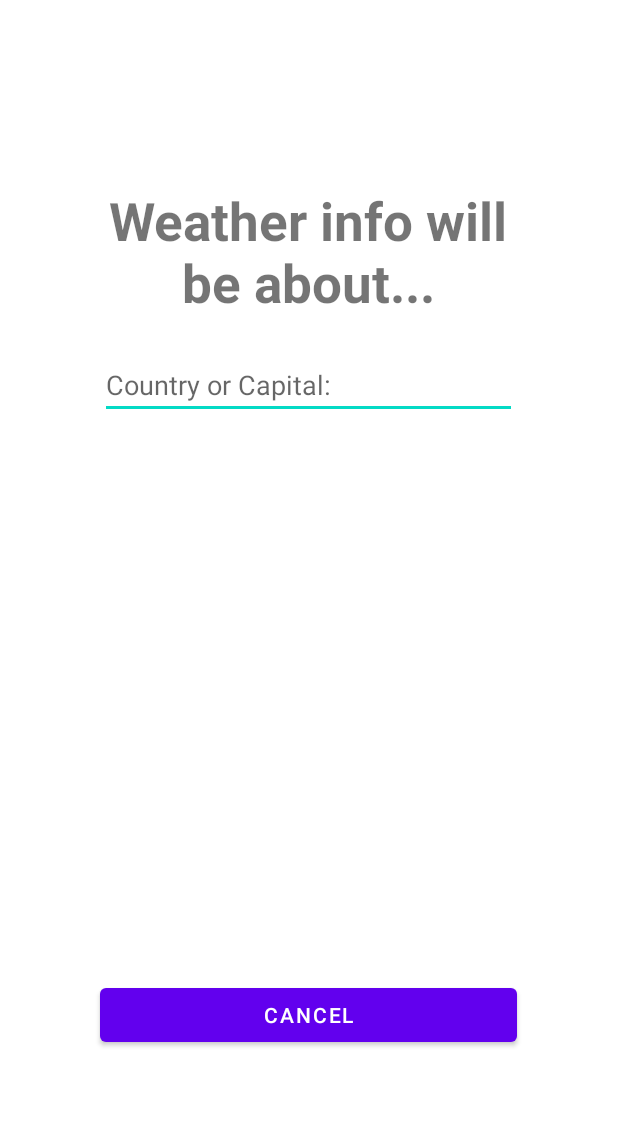
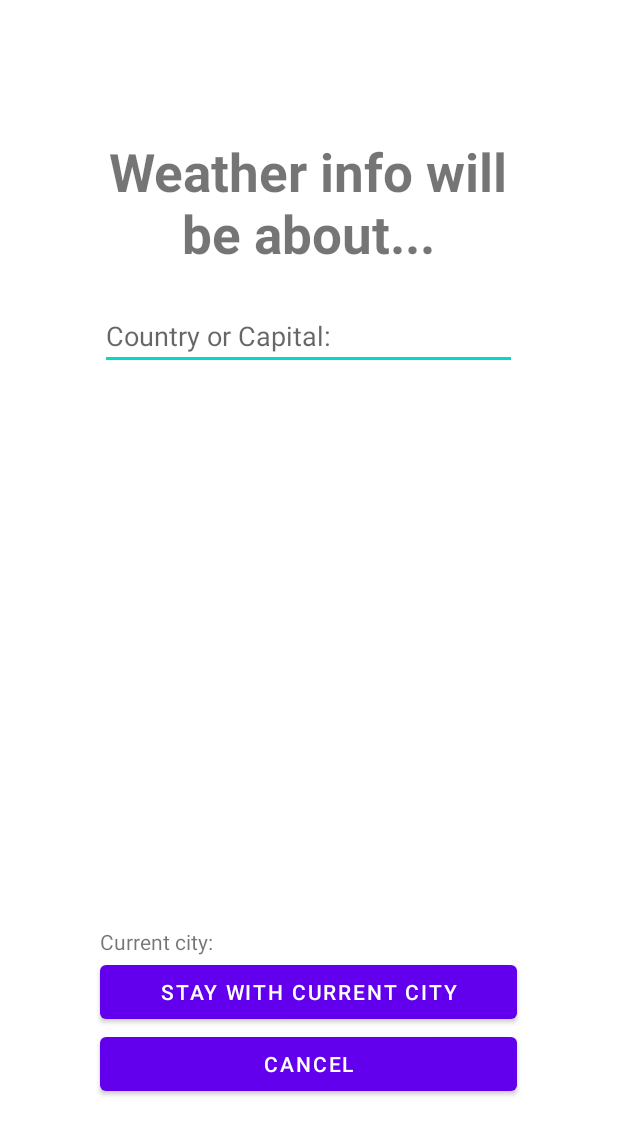
Before and after one commit to oryozana/FitnessIsUs, an Android app: the layout alert_dialog_find_capital.xml on its own in the app's theme, with its tools: preview values and no code run, on a phone screen of 412 x 824 dp. Shown: the top 1135 px of the screen. Run offline under Robolectric (Android 15) with nearby library versions, the phone set to English and light mode, and no system bars.

Commit message:
SettingSetter, Notifications and Weather update!
SettingsSetter now have a not yet fully tested Notifications option.
Notifications will be sent three times during the day.

Weather got a little changes to it's alert_dialog_find_capital.
A little bug that caused crashes has fixed.

```diff
--- a/app/src/main/res/layout/activity_settings_setter.xml
+++ b/app/src/main/res/layout/activity_settings_setter.xml
@@ -14,8 +14,8 @@
         android:layout_height="match_parent"
         android:layout_alignParentTop="true"
         android:layout_alignParentBottom="true"
-        android:layout_alignParentLeft="true"
-        android:layout_alignParentRight="true" />
+        android:layout_alignParentStart="true"
+        android:layout_alignParentEnd="true" />
 
     <LinearLayout
         android:id="@+id/settingsSetterLinearLayout"
--- a/app/src/main/res/layout/alert_dialog_find_capital.xml
+++ b/app/src/main/res/layout/alert_dialog_find_capital.xml
@@ -12,7 +12,7 @@
         android:textSize="16pt"
         android:textStyle="bold"
         android:layout_marginBottom="10pt"
-        android:layout_marginTop="10pt"
+        android:layout_marginTop="12pt"
         android:text="Weather info will be about..."/>
 
     <EditText
@@ -27,14 +27,27 @@
         android:id="@+id/lvCountiesAndCapitalsNames"
         android:layout_width="125pt"
         android:layout_height="150pt"
-        android:layout_marginBottom="6pt"
+        android:layout_marginBottom="8pt"
         android:layout_marginTop="6pt"/>
+
+    <TextView
+        android:id="@+id/tvCurrentCityName"
+        android:layout_width="125pt"
+        android:layout_height="wrap_content"
+        android:layout_marginTop="3pt"
+        android:singleLine="true"
+        android:text="Current city: " />
+
+    <Button
+        android:id="@+id/btStayWithCurrentCapitalSearch"
+        android:layout_width="125pt"
+        android:layout_height="wrap_content"
+        android:text="Stay with current city" />
 
     <Button
         android:id="@+id/btCancelCapitalSearch"
         android:layout_width="125pt"
         android:layout_height="wrap_content"
-        android:layout_marginTop="6pt"
-        android:layout_marginBottom="10pt"
+        android:layout_marginBottom="12pt"
         android:text="Cancel" />
 </LinearLayout>
```
Also changed, not shown: app/src/main/java/com/example/fitnessisus/FileAndDatabaseHelper.java (+10 -4 lines), app/src/main/java/com/example/fitnessisus/MainActivity.java (+7 -0 lines), app/src/main/java/com/example/fitnessisus/SettingsSetter.java (+91 -8 lines), app/src/main/res/layout/activity_main.xml (+4 -4 lines).
